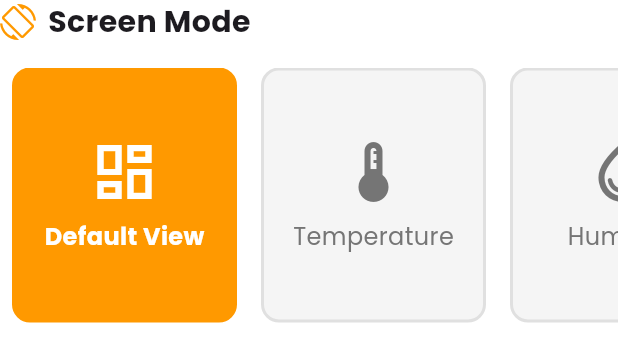
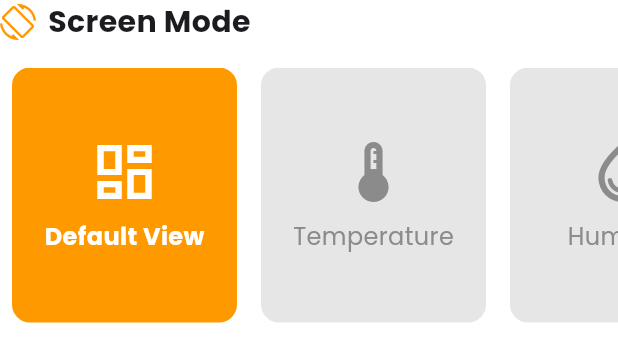
Before and after one commit to KempDewulf/envirosense-app, a Flutter app: the DisplayModeSelector widget shown alone on an empty page, opened directly with empty values, on a phone screen of 412 x 824 dp. Shown: the top 362 px of the screen. Run offline on Flutter 3.47's test engine with Material 3 defaults, Android fonts, the phone set to English and light mode, and no system bars; our stand-ins replace dotted_border, firebase_auth, firebase_core, firebase_messaging, flutter_dotenv, google_fonts and 4 more; missing offline and left inert: mobile_scanner; accounts and stored records are empty; network calls fail.

Commit message:
feat: update brightness control and display mode selector to use light gray color for unselected states

```diff
--- a/lib/presentation/widgets/actions/brightness_control.dart
+++ b/lib/presentation/widgets/actions/brightness_control.dart
@@ -73,14 +73,19 @@ class _BrightnessControlState extends State<BrightnessControl> {
               child: Row(
                 children: List.generate(5, (index) {
                   return Expanded(
+                    child: GestureDetector(
+                      onTap: () {
+                        widget.onChanged(index + 1);
+                      },
                       child: Container(
                         height: 24,
                         margin: const EdgeInsets.symmetric(horizontal: 2),
                         decoration: BoxDecoration(
                           color: index < widget.level
                               ? AppColors.secondaryColor
-                            : Colors.grey[300],
+                              : AppColors.lightGrayColor,
                           borderRadius: BorderRadius.circular(4),
+                        ),
                       ),
                     ),
                   );
--- a/lib/presentation/widgets/actions/display_mode_selector.dart
+++ b/lib/presentation/widgets/actions/display_mode_selector.dart
@@ -58,10 +58,14 @@ class DisplayModeSelector extends StatelessWidget {
           width: 150,
           padding: const EdgeInsets.symmetric(horizontal: 16.0),
           decoration: BoxDecoration(
-            color: isSelected ? AppColors.secondaryColor : Colors.grey[100],
+            color: isSelected
+                ? AppColors.secondaryColor
+                : AppColors.lightGrayColor,
             borderRadius: BorderRadius.circular(12),
             border: Border.all(
-              color: isSelected ? AppColors.secondaryColor : Colors.grey[300]!,
+              color: isSelected
+                  ? AppColors.secondaryColor
+                  : AppColors.lightGrayColor,
               width: 2,
             ),
           ),
@@ -71,7 +75,8 @@ class DisplayModeSelector extends StatelessWidget {
               Icon(
                 icon,
                 size: 48,
-                color: isSelected ? Colors.white : Colors.grey[600],
+                color:
+                    isSelected ? AppColors.whiteColor : AppColors.accentColor,
               ),
               const SizedBox(height: 8),
               Text(
@@ -79,7 +84,8 @@ class DisplayModeSelector extends StatelessWidget {
                 style: TextStyle(
                   fontSize: 16,
                   fontWeight: isSelected ? FontWeight.bold : FontWeight.normal,
-                  color: isSelected ? Colors.white : Colors.grey[600],
+                  color:
+                      isSelected ? AppColors.whiteColor : AppColors.accentColor,
                 ),
               ),
             ],
```
Lines whose indentation alone changed are shown as unchanged.
